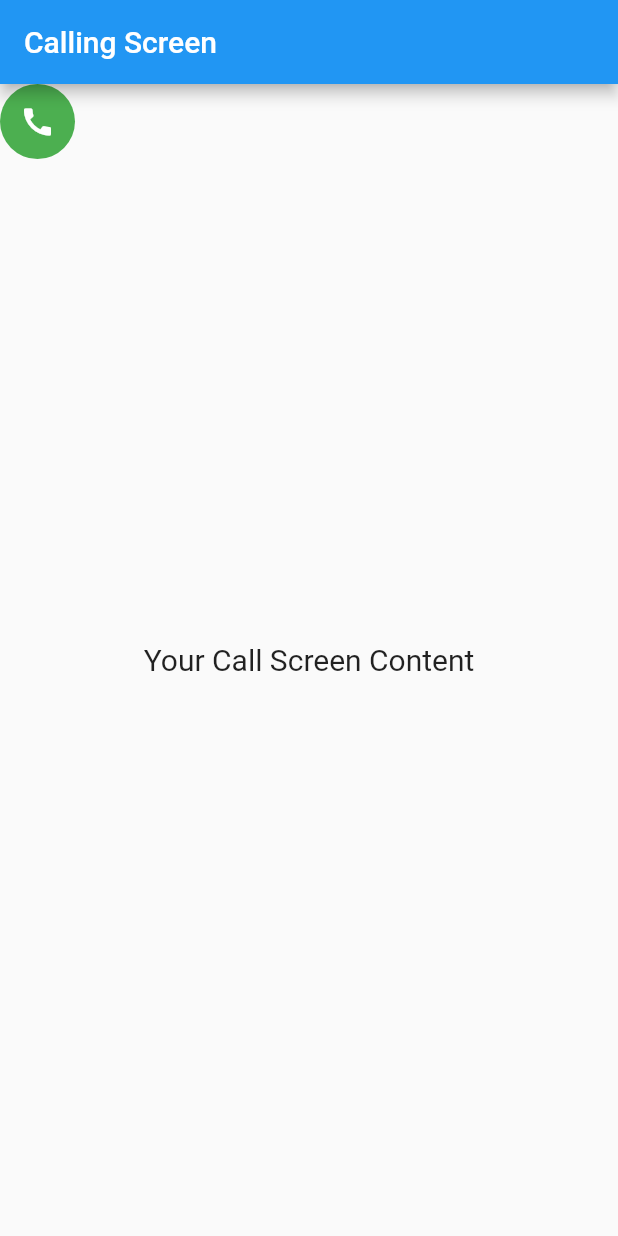
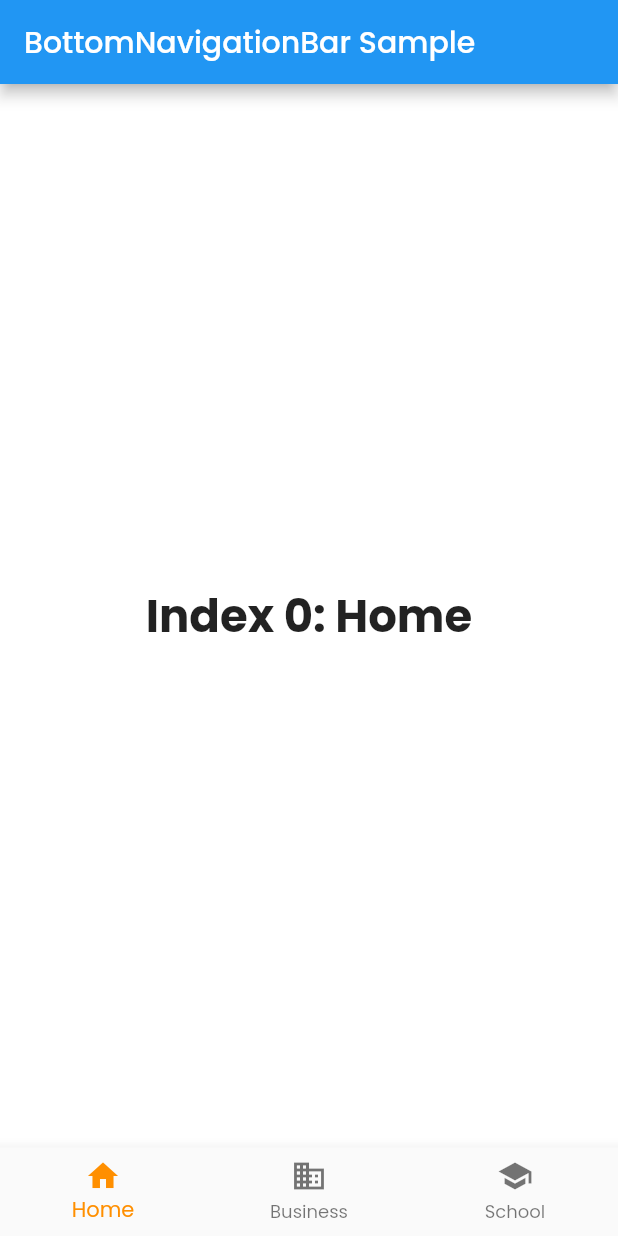
Before and after one commit to anand-pro-dev/background-, a Flutter app: the screen it shows after launch, on a phone screen of 412 x 824 dp. Run offline on Flutter 3.47's test engine with Material 2 defaults, Android fonts, the phone set to English and light mode, and no system bars; our stand-ins replace google_fonts.

Commit message:
new relase

```diff
--- a/lib/bottam_nav_screen.dart
+++ b/lib/bottam_index_screen.dart
@@ -1,21 +1,21 @@
+import 'dart:developer';
+
 import 'package:flutter/material.dart';
 
-class BottomNavigationBarExample extends StatefulWidget {
-  const BottomNavigationBarExample({super.key});
+class BottomIndexScreen extends StatefulWidget {
+  const BottomIndexScreen({Key? key}) : super(key: key);
 
   @override
-  State<BottomNavigationBarExample> createState() =>
-      _BottomNavigationBarExampleState();
+  State<BottomIndexScreen> createState() => _BottomIndexScreenState();
 }
 
-class _BottomNavigationBarExampleState extends State<BottomNavigationBarExample>
+class _BottomIndexScreenState extends State<BottomIndexScreen>
     with AutomaticKeepAliveClientMixin {
   //
   int _selectedIndex = 0;
   static const TextStyle optionStyle =
       TextStyle(fontSize: 30, fontWeight: FontWeight.bold);
   static const List<Widget> _widgetOptions = <Widget>[
-    // Simple widget list Put here your on Screen
     Text(
       'Index 0: Home',
       style: optionStyle,
@@ -30,30 +30,49 @@ class _BottomNavigationBarExampleState extends State<BottomNavigationBarExample>
     ),
   ];
 
+  late PageController _pageController;
+
   @override
   bool get wantKeepAlive => true; // Ensure the state is kept alive
 
+  @override
+  void initState() {
+    super.initState();
+    _pageController = PageController(initialPage: _selectedIndex);
+  }
+
+  @override
+  void dispose() {
+    _pageController.dispose();
+    super.dispose();
+  }
+
   Future<bool> _onWillPop() async {
+    log(_selectedIndex.toString());
+
     if (_selectedIndex != 0) {
+      _pageController.animateToPage(0,
+          duration: const Duration(milliseconds: 500), curve: Curves.easeInOut);
+
       setState(() {
         _selectedIndex = 0;
       });
       return false; // Prevent app from closing
     }
-    // Show dialog to confirm app exit only when at index 0
+
     return await showDialog(
           context: context,
           builder: (context) => AlertDialog(
-            title: Text('Confirm Exit'),
-            content: Text('Do you want to close the app?'),
+            title: const Text('Confirm Exit'),
+            content: const Text('Do you want to close the app?'),
             actions: <Widget>[
               TextButton(
                 onPressed: () => Navigator.of(context).pop(false),
-                child: Text('No'),
+                child: const Text('No'),
               ),
               TextButton(
                 onPressed: () => Navigator.of(context).pop(true),
-                child: Text('Yes'),
+                child: const Text('Yes'),
               ),
             ],
           ),
@@ -62,10 +81,13 @@ class _BottomNavigationBarExampleState extends State<BottomNavigationBarExample>
   }
 
   void _onItemTapped(int index) {
-    // simple to set screen position
+    // Update the selected index to the tapped index
     setState(() {
       _selectedIndex = index;
     });
+    // Change the page in the PageView to the tapped index with animation
+    _pageController.animateToPage(index,
+        duration: const Duration(milliseconds: 500), curve: Curves.easeInOut);
   }
 
   @override
@@ -77,8 +99,17 @@ class _BottomNavigationBarExampleState extends State<BottomNavigationBarExample>
         appBar: AppBar(
           title: const Text('BottomNavigationBar Sample'),
         ),
-        body: Center(
-          child: _widgetOptions.elementAt(_selectedIndex),
+        body: PageView.builder(
+          controller: _pageController, // Pass the PageController
+          itemCount: _widgetOptions.length,
+          itemBuilder: (context, index) {
+            return Center(child: _widgetOptions[index]);
+          },
+          onPageChanged: (index) {
+            setState(() {
+              _selectedIndex = index;
+            });
+          },
         ),
         bottomNavigationBar: BottomNavigationBar(
           items: const <BottomNavigationBarItem>[
@@ -103,4 +134,3 @@ class _BottomNavigationBarExampleState extends State<BottomNavigationBarExample>
     );
   }
 }
-// Done form my side
--- a/lib/main.dart
+++ b/lib/main.dart
@@ -1,148 +1,39 @@
-import 'dart:async';
+import 'package:back_gournd_noti/bottam_index_screen.dart';
 import 'package:flutter/material.dart';
-import 'package:flutter/services.dart';
+import 'package:google_fonts/google_fonts.dart';
 
-void main() {
-  runApp(CallApp());
-}
+void main() => runApp(const MyApp());
 
-class CallApp extends StatelessWidget {
+class MyApp extends StatelessWidget {
+  const MyApp({super.key});
+
+  static const String _title = 'APT Caller Application';
+
   @override
   Widget build(BuildContext context) {
     return MaterialApp(
-      title: 'Calling App',
+      debugShowCheckedModeBanner: false,
+      title: _title,
       theme: ThemeData(
+        pageTransitionsTheme: const PageTransitionsTheme(
+          builders: {
+            TargetPlatform.android: CupertinoPageTransitionsBuilder(),
+          },
+        ),
         primarySwatch: Colors.blue,
-        visualDensity: VisualDensity.adaptivePlatformDensity,
+        scaffoldBackgroundColor: Colors.white,
+        primaryColor: Colors.black,
+        textTheme: GoogleFonts.poppinsTextTheme(Theme.of(context).textTheme),
+        textSelectionTheme:
+            const TextSelectionThemeData(cursorColor: Colors.black),
+        elevatedButtonTheme: ElevatedButtonThemeData(
+          style: ElevatedButton.styleFrom(
+            primary: Colors.red, // background (button) color
+            onPrimary: Colors.white, // foreground (text) color
+          ),
+        ),
       ),
-      home: CallScreen(),
+      home: BottomIndexScreen(),
     );
   }
 }
-
-class CallScreen extends StatefulWidget {
-  @override
-  _CallScreenState createState() => _CallScreenState();
-}
-
-class _CallScreenState extends State<CallScreen> with WidgetsBindingObserver {
-  double _xOffset = 0.0;
-  double _yOffset = 0.0;
-  bool isDragging = false;
-
-  late AppLifecycleNotifier _appLifecycleNotifier;
-  late StreamSubscription<bool> _lifecycleSubscription;
-
-  @override
-  void initState() {
-    super.initState();
-    WidgetsBinding.instance!.addObserver(this);
-    _appLifecycleNotifier = AppLifecycleNotifier();
-    _lifecycleSubscription =
-        _appLifecycleNotifier.isResumedStream.listen((isResumed) {
-      if (isResumed) {
-        SystemChrome.setEnabledSystemUIMode(SystemUiMode.manual,
-            overlays: [SystemUiOverlay.bottom]);
-      }
-    });
-  }
-
-  @override
-  void dispose() {
-    WidgetsBinding.instance!.removeObserver(this);
-    _appLifecycleNotifier.dispose();
-    _lifecycleSubscription.cancel();
-    super.dispose();
-  }
-
-  @override
-  Widget build(BuildContext context) {
-    return Scaffold(
-      appBar: AppBar(
-        title: const Text('Calling Screen'),
-      ),
-      body: Stack(
-        children: [
-          Center(
-            child: Text(
-              'Your Call Screen Content',
-              style: TextStyle(fontSize: 20),
-            ),
-          ),
-          Positioned(
-            left: _xOffset,
-            top: _yOffset,
-            child: GestureDetector(
-              onPanStart: (details) {
-                setState(() {
-                  isDragging = true;
-                });
-              },
-              onPanUpdate: (details) {
-                setState(() {
-                  _xOffset += details.delta.dx;
-                  _yOffset += details.delta.dy;
-                });
-              },
-              onPanEnd: (details) {
-                setState(() {
-                  isDragging = false;
-                });
-              },
-              child: Container(
-                width: 50,
-                height: 50,
-                decoration: BoxDecoration(
-                  shape: BoxShape.circle,
-                  color: isDragging ? Colors.blue : Colors.green,
-                ),
-                child: const Center(
-                  child: Icon(
-                    Icons.call,
-                    color: Colors.white,
-                  ),
-                ),
-              ),
-            ),
-          ),
-        ],
-      ),
-    );
-  }
-}
-
-class AppLifecycleNotifier extends WidgetsBindingObserver {
-  Stream<bool> get isResumedStream => _isResumedController.stream;
-  final StreamController<bool> _isResumedController =
-      StreamController<bool>.broadcast();
-
-  AppLifecycleNotifier() {
-    WidgetsBinding.instance!.addObserver(this);
-  }
-
-  void dispose() {
-    WidgetsBinding.instance!.removeObserver(this);
-    _isResumedController.close();
-  }
-
-  @override
-  void didChangeAppLifecycleState(AppLifecycleState state) {
-    _isResumedController.add(state == AppLifecycleState.resumed);
-  }
-}
-
-class AnotherSceen extends StatefulWidget {
-  const AnotherSceen({super.key});
-
-  @override
-  State<AnotherSceen> createState() => _AnotherSceenState();
-}
-
-class _AnotherSceenState extends State<AnotherSceen> {
-  @override
-  Widget build(BuildContext context) {
-    return Scaffold(
-      body: Text("data"),
-    );
-  }
-}
--- a/pubspec.yaml
+++ b/pubspec.yaml
@@ -39,6 +39,7 @@ dependencies:
   intl: ^0.19.0
   provider: ^6.1.2
   visibility_detector: ^0.4.0+2
+  google_fonts: ^6.2.0
 
 dev_dependencies:
   flutter_test:
```
Also changed, not shown: lib/screens/ripple_screen.dart (added, +15 -0 lines), pubspec.lock, 1 other file.
